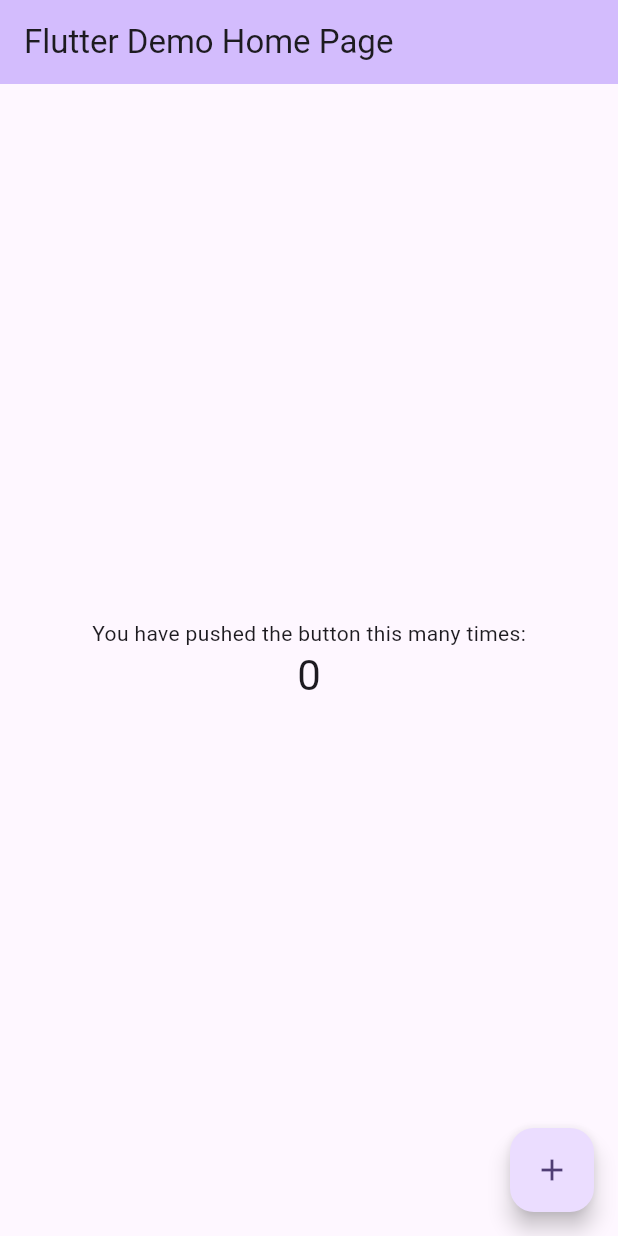
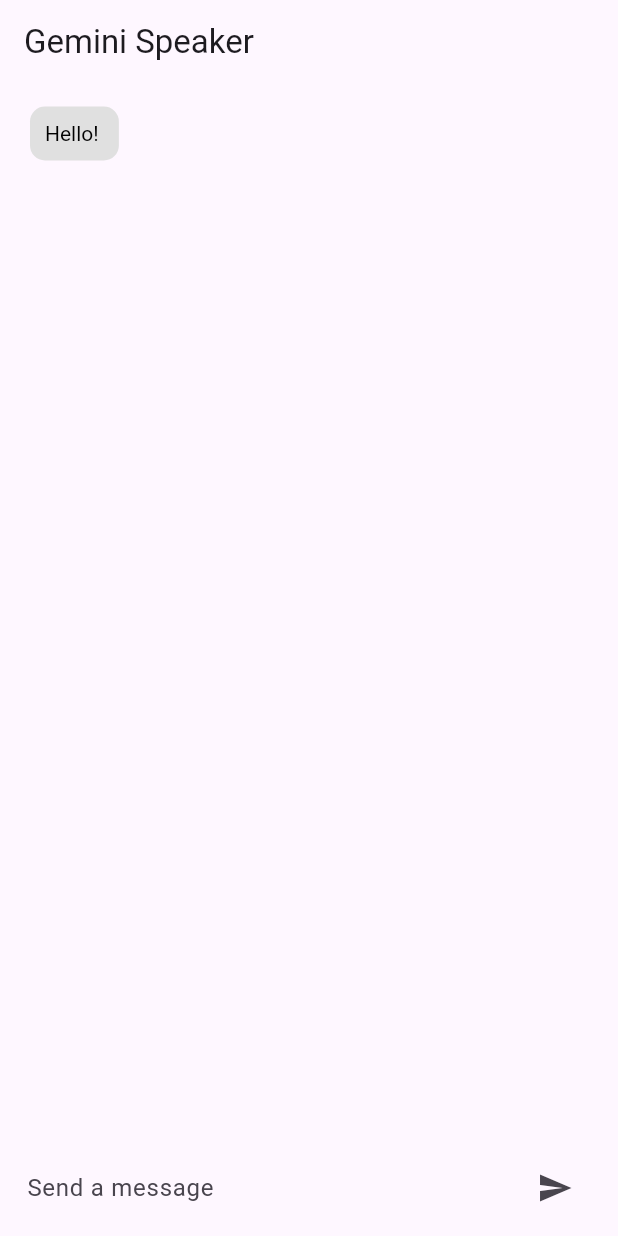
Before and after one commit to vtd182/gemini_speaker, a Flutter app: the screen it shows after launch, on a phone screen of 412 x 824 dp. Run offline on Flutter 3.47's test engine with Material 3 defaults, Android fonts, the light colour scheme and no system bars.

Commit message:
[feat] create chat UI and dialog for translate

```diff
--- a/lib/main.dart
+++ b/lib/main.dart
@@ -1,4 +1,5 @@
 import 'package:flutter/material.dart';
+import 'package:gemini_speaker/ui/chat_screen.dart';
 
 void main() {
   runApp(const MyApp());
@@ -15,54 +16,8 @@
         colorScheme: ColorScheme.fromSeed(seedColor: Colors.deepPurple),
         useMaterial3: true,
       ),
-      home: const MyHomePage(title: 'Flutter Demo Home Page'),
+      home: const ChatScreen(),
+      debugShowCheckedModeBanner: false,
     );
   }
 }
-
-class MyHomePage extends StatefulWidget {
-  const MyHomePage({super.key, required this.title});
-  final String title;
-
-  @override
-  State<MyHomePage> createState() => _MyHomePageState();
-}
-
-class _MyHomePageState extends State<MyHomePage> {
-  int _counter = 0;
-
-  void _incrementCounter() {
-    setState(() {
-      _counter++;
-    });
-  }
-
-  @override
-  Widget build(BuildContext context) {
-    return Scaffold(
-      appBar: AppBar(
-        backgroundColor: Theme.of(context).colorScheme.inversePrimary,
-        title: Text(widget.title),
-      ),
-      body: Center(
-        child: Column(
-          mainAxisAlignment: MainAxisAlignment.center,
-          children: <Widget>[
-            const Text(
-              'You have pushed the button this many times:',
-            ),
-            Text(
-              '$_counter',
-              style: Theme.of(context).textTheme.headlineMedium,
-            ),
-          ],
-        ),
-      ),
-      floatingActionButton: FloatingActionButton(
-        onPressed: _incrementCounter,
-        tooltip: 'Increment',
-        child: const Icon(Icons.add),
-      ),
-    );
-  }
-}
--- a/lib/ui/chat_screen.dart
+++ b/lib/ui/chat_screen.dart
@@ -0,0 +1,87 @@
+import 'package:flutter/material.dart';
+
+import 'message_box.dart';
+
+class ChatScreen extends StatefulWidget {
+  const ChatScreen({super.key});
+
+  @override
+  State<ChatScreen> createState() => _ChatScreenState();
+}
+
+class _ChatScreenState extends State<ChatScreen> {
+  final List<Map<String, dynamic>> _messages = [];
+  final TextEditingController _controller = TextEditingController();
+
+  @override
+  void initState() {
+    super.initState();
+    _messages.add({'text': 'Hello!', 'sender': 'AI'});
+  }
+  void _handleSubmitted(String text) {
+    if (text.isEmpty) return;
+    _controller.clear();
+
+    setState(() {
+      _messages.add({'text': text, 'sender': 'User'});
+      _messages.add({'text': 'AI Response to "$text"', 'sender': 'AI'});
+    });
+  }
+
+  @override
+  Widget build(BuildContext context) {
+    return Scaffold(
+      appBar: AppBar(
+        title: const Text('Gemini Speaker'),
+      ),
+      body: SafeArea(
+        child: Container(
+          padding: const EdgeInsets.only(left: 10.0, right: 10.0),
+          child: Column(
+            children: [
+              Expanded(
+                child: _buildBodyPage(),
+              ),
+              _buildTextInput(),
+            ],
+          ),
+        ),
+      ),
+    );
+  }
+
+  Widget _buildBodyPage() {
+    return ListView.builder(
+      padding: const EdgeInsets.symmetric(vertical: 10.0),
+      itemCount: _messages.length,
+      itemBuilder: (context, index) {
+        final message = _messages[index];
+        return MessageBox(
+          text: message['text'],
+          isUserMessage: message['sender'] == 'User',
+        );
+      },
+    );
+  }
+
+  Widget _buildTextInput() {
+    return Padding(
+      padding: const EdgeInsets.all(8.0),
+      child: Row(
+        children: [
+          Expanded(
+            child: TextField(
+              controller: _controller,
+              onSubmitted: _handleSubmitted,
+              decoration: const InputDecoration.collapsed(hintText: "Send a message"),
+            ),
+          ),
+          IconButton(
+            icon: const Icon(Icons.send),
+            onPressed: () => _handleSubmitted(_controller.text),
+          ),
+        ],
+      ),
+    );
+  }
+}
--- /dev/null
+++ b/lib/ui/message_box.dart
@@ -0,0 +1,77 @@
+import 'package:flutter/gestures.dart';
+import 'package:flutter/material.dart';
+
+class MessageBox extends StatefulWidget {
+  final String text;
+  final bool isUserMessage;
+
+  const MessageBox({super.key, required this.text, required this.isUserMessage});
+
+  @override
+  State<MessageBox> createState() => _MessageBoxState();
+}
+
+class _MessageBoxState extends State<MessageBox> {
+  @override
+  Widget build(BuildContext context) {
+    return Align(
+      alignment: widget.isUserMessage ? Alignment.centerRight : Alignment.centerLeft,
+      child: Container(
+        margin: const EdgeInsets.symmetric(vertical: 5.0, horizontal: 10.0),
+        padding: const EdgeInsets.all(10.0),
+        decoration: BoxDecoration(
+          color: widget.isUserMessage ? Colors.blue[100] : Colors.grey[300],
+          borderRadius: BorderRadius.circular(10.0),
+        ),
+        child: _buildMessageText(context),
+      ),
+    );
+  }
+
+  Widget _buildMessageText(BuildContext context) {
+    List<TextSpan> textSpans = widget.text.split(' ').map((word) {
+      return TextSpan(
+        text: '$word ',
+        style: const TextStyle(color: Colors.black),
+        recognizer: TapGestureRecognizer()
+          ..onTap = () => _showWordDetails(context, word),
+      );
+    }).toList();
+
+    return RichText(
+      text: TextSpan(children: textSpans),
+    );
+  }
+
+  void _showWordDetails(BuildContext context, String word) {
+    showModalBottomSheet(
+      context: context,
+      builder: (BuildContext context) {
+        return Container(
+          padding: const EdgeInsets.all(16.0),
+          child: Column(
+            mainAxisSize: MainAxisSize.min,
+            children: [
+              Text(
+                'You tapped on: $word',
+                style: const TextStyle(fontSize: 18.0, fontWeight: FontWeight.bold),
+              ),
+              const SizedBox(height: 10.0),
+              Text(
+                'Here you can add more details or actions related to the word "$word".',
+                style: const TextStyle(fontSize: 16.0),
+              ),
+              const SizedBox(height: 20.0),
+              ElevatedButton(
+                child: const Text('Close'),
+                onPressed: () {
+                  Navigator.pop(context);
+                },
+              ),
+            ],
+          ),
+        );
+      },
+    );
+  }
+}
```
Also changed, not shown: 2 other files.
